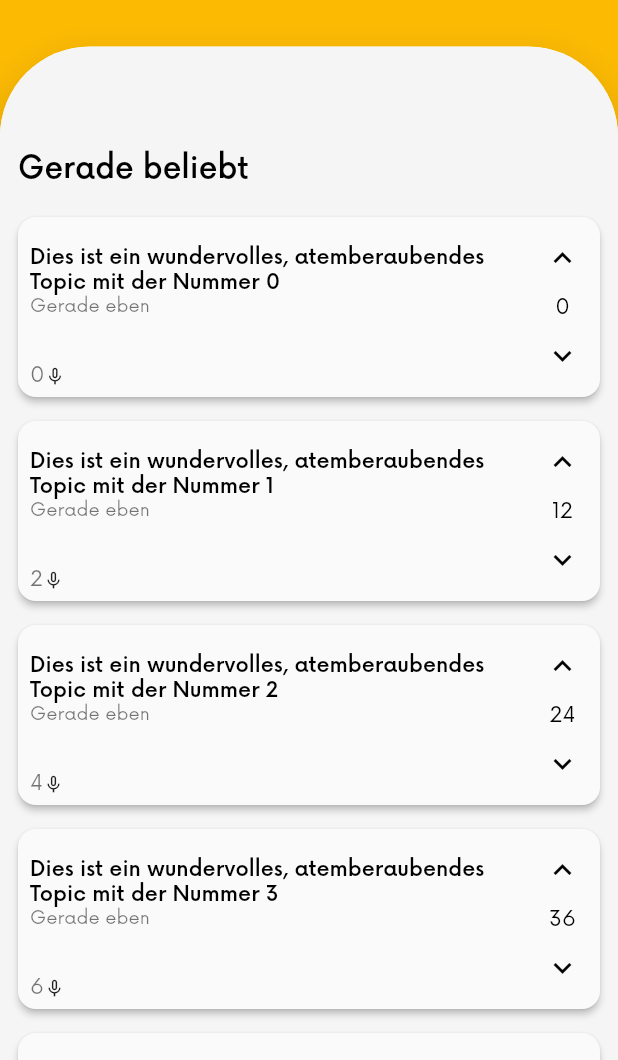
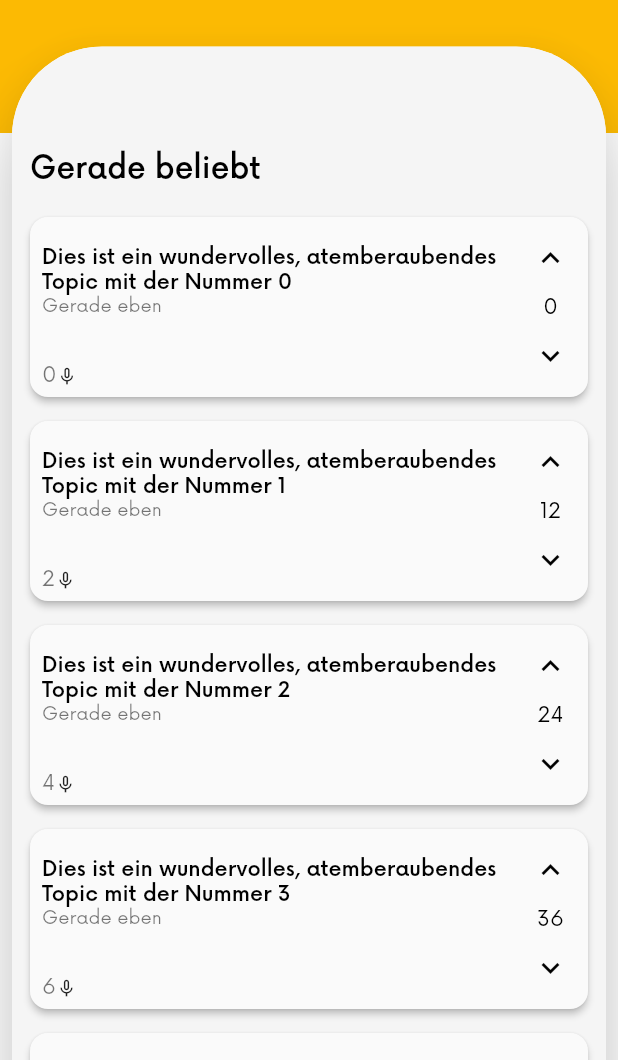
Before and after one commit to pdurasie/storycords, a Flutter app: the screen it shows after launch, on a phone screen of 412 x 824 dp, the part 176-1236 px from its top. Run offline on Flutter 3.47's test engine with Material 2 defaults, Android fonts, the phone set to English and light mode, and no system bars; our stand-ins replace flutter_riverpod, just_audio, riverpod; missing offline and left inert: record.

Commit message:
Fix UI bug on home page where radius of card was also on bottom

```diff
--- a/lib/ui/homescreen/HomeBody.dart
+++ b/lib/ui/homescreen/HomeBody.dart
@@ -22,12 +22,14 @@ class HomeBodyWidget extends StatelessWidget {
       return SingleChildScrollView(
         child: Container(
           margin: EdgeInsets.only(
-            // add top margin to have only slight overlap to the header
-            top: MediaQuery.of(context).size.height * _bodyTopOffsetMultiplier,
-          ),
+              // add top margin to have only slight overlap to the header
+              top:
+                  MediaQuery.of(context).size.height * _bodyTopOffsetMultiplier,
+              left: 8,
+              right: 8),
           child: Material(
             elevation: 20,
-            borderRadius: BorderRadius.all(Radius.circular(60.0)),
+            borderRadius: BorderRadius.vertical(top: Radius.circular(60.0)),
             clipBehavior: Clip.antiAlias,
             child: Container(
               color: colorGreyBackground,
```
